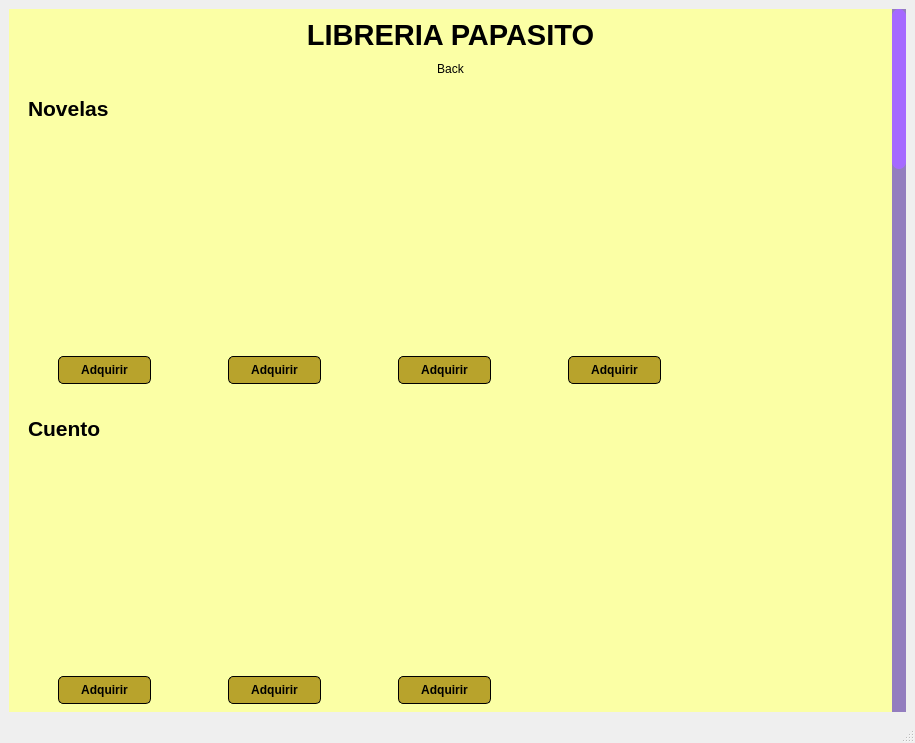
The window that BIBLIOTECA_PROY/assets/aver.ui (mixano611/PROYECTO_PRG_POO_PY) describes before a commit, drawn with Qt 5.
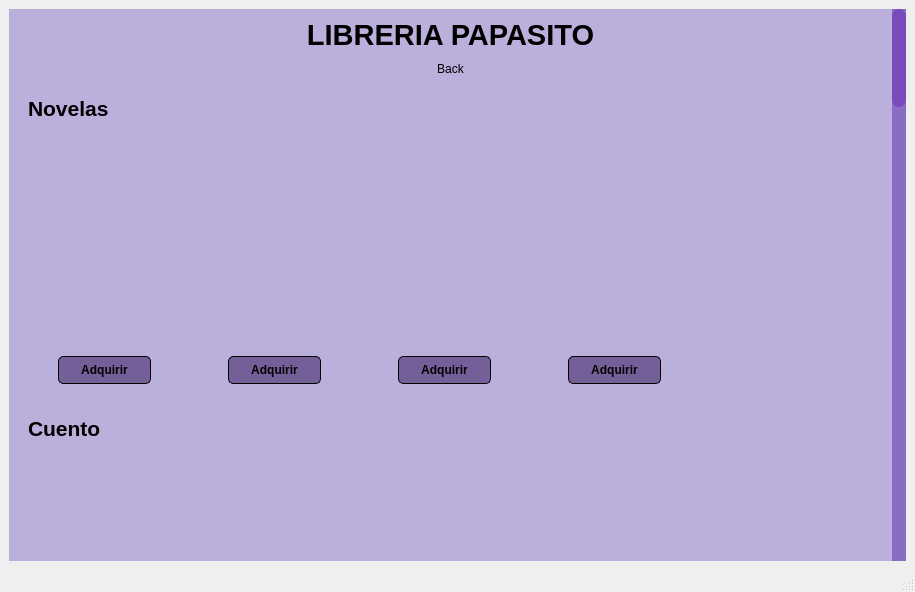
The same window after the commit. Icons and pictures are not drawn.

The edit to the form file:
```diff
--- a/BIBLIOTECA_PROY/assets/aver.ui
+++ b/BIBLIOTECA_PROY/assets/aver.ui
@@ -7,7 +7,7 @@
     <x>0</x>
     <y>0</y>
     <width>915</width>
-    <height>743</height>
+    <height>592</height>
    </rect>
   </property>
   <property name="windowTitle">
@@ -17,7 +17,7 @@
    <string notr="true">/* SCROLL VERTICAL */
 QScrollBar:vertical {
     border: none;
-    background-color: rgb(147, 125, 191);
+    background-color: #896cc4;
     width: 14px;
     margin: 0px 0px 0px 0px; /* Sin margen para que ocupe todo el espacio */
     border-radius: 0px;
@@ -25,7 +25,7 @@
 
 /* MANEJADOR / BARRA */
 QScrollBar::handle:vertical {
-    background-color: rgb(165, 105, 255);
+    background-color: #794bbd;
     min-height: 30px;
     border-radius: 7px;
 } 
@@ -74,7 +74,7 @@
     <item>
      <widget class="QScrollArea" name="scrollArea">
       <property name="styleSheet">
-       <string notr="true">background-color:rgb(251, 255, 165);
+       <string notr="true">background-color:#BBAFDB;
 
 </string>
       </property>
@@ -91,9 +91,9 @@
        <property name="geometry">
         <rect>
          <x>0</x>
-         <y>0</y>
+         <y>-1156</y>
          <width>883</width>
-         <height>3103</height>
+         <height>3088</height>
         </rect>
        </property>
        <layout class="QVBoxLayout" name="verticalLayout_2">
@@ -142,7 +142,7 @@
            <bool>false</bool>
           </property>
           <property name="styleSheet">
-           <string notr="true">background-color:rgb(251, 255, 165);
+           <string notr="true">background-color:#BBAFDB;
 
 </string>
           </property>
@@ -603,7 +603,7 @@
            <property name="styleSheet">
             <string notr="true">border: 1px solid black;
 border-radius: 5px;
-background-color:rgb(184, 163, 44)</string>
+background-color:rgb(117, 95, 153)</string>
            </property>
            <property name="text">
             <string>Adquirir</string>
@@ -628,7 +628,7 @@
            <property name="styleSheet">
             <string notr="true">border: 1px solid black;
 border-radius: 5px;
-background-color:rgb(184, 163, 44)</string>
+background-color:rgb(117, 95, 153)</string>
            </property>
            <property name="text">
             <string>Adquirir</string>
@@ -653,7 +653,7 @@
            <property name="styleSheet">
             <string notr="true">border: 1px solid black;
 border-radius: 5px;
-background-color:rgb(184, 163, 44)</string>
+background-color:rgb(117, 95, 153)</string>
            </property>
            <property name="text">
             <string>Adquirir</string>
@@ -678,7 +678,7 @@
            <property name="styleSheet">
             <string notr="true">border: 1px solid black;
 border-radius: 5px;
-background-color:rgb(184, 163, 44)</string>
+background-color:rgb(117, 95, 153)</string>
            </property>
            <property name="text">
             <string>Adquirir</string>
@@ -703,7 +703,7 @@
            <property name="styleSheet">
             <string notr="true">border: 1px solid black;
 border-radius: 5px;
-background-color:rgb(184, 163, 44)</string>
+background-color:rgb(117, 95, 153)</string>
            </property>
            <property name="text">
             <string>Adquirir</string>
@@ -728,7 +728,7 @@
            <property name="styleSheet">
             <string notr="true">border: 1px solid black;
 border-radius: 5px;
-background-color:rgb(184, 163, 44)</string>
+background-color:rgb(117, 95, 153)</string>
            </property>
            <property name="text">
             <string>Adquirir</string>
@@ -753,7 +753,7 @@
            <property name="styleSheet">
             <string notr="true">border: 1px solid black;
 border-radius: 5px;
-background-color:rgb(184, 163, 44)</string>
+background-color:rgb(117, 95, 153)</string>
            </property>
            <property name="text">
             <string>Adquirir</string>
```
Left out of the diff: 90 changed lines with no effect on the pictures.
